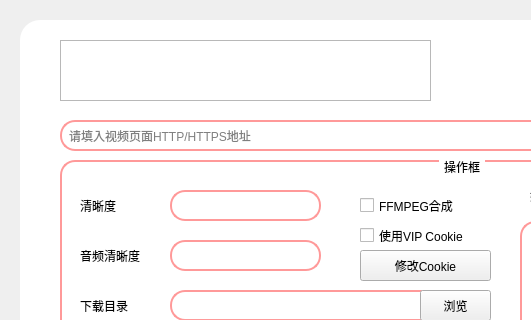
First picture: the form in biliDownloader.ui, repository JimmyLiang-lzm/biliDownloader_GUI, before the edit; both pictures show x 0 to 531 and y 0 to 320 of the 924 by 676 pixel window.
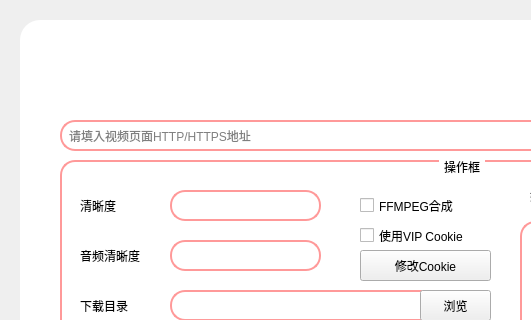
Second picture: the form after the edit. Icons and pictures are not drawn.

Patch:
```diff
--- a/biliDownloader.ui
+++ b/biliDownloader.ui
@@ -159,7 +159,10 @@
 }
 
 /* 组合框样式 */
-/*QCheckBox{}*/</string>
+/*QCheckBox{}*/
+QFrame#title{
+	border: none
+}</string>
   </property>
   <widget class="QWidget" name="centralwidget">
    <widget class="QWidget" name="mainwidget" native="true">
```
